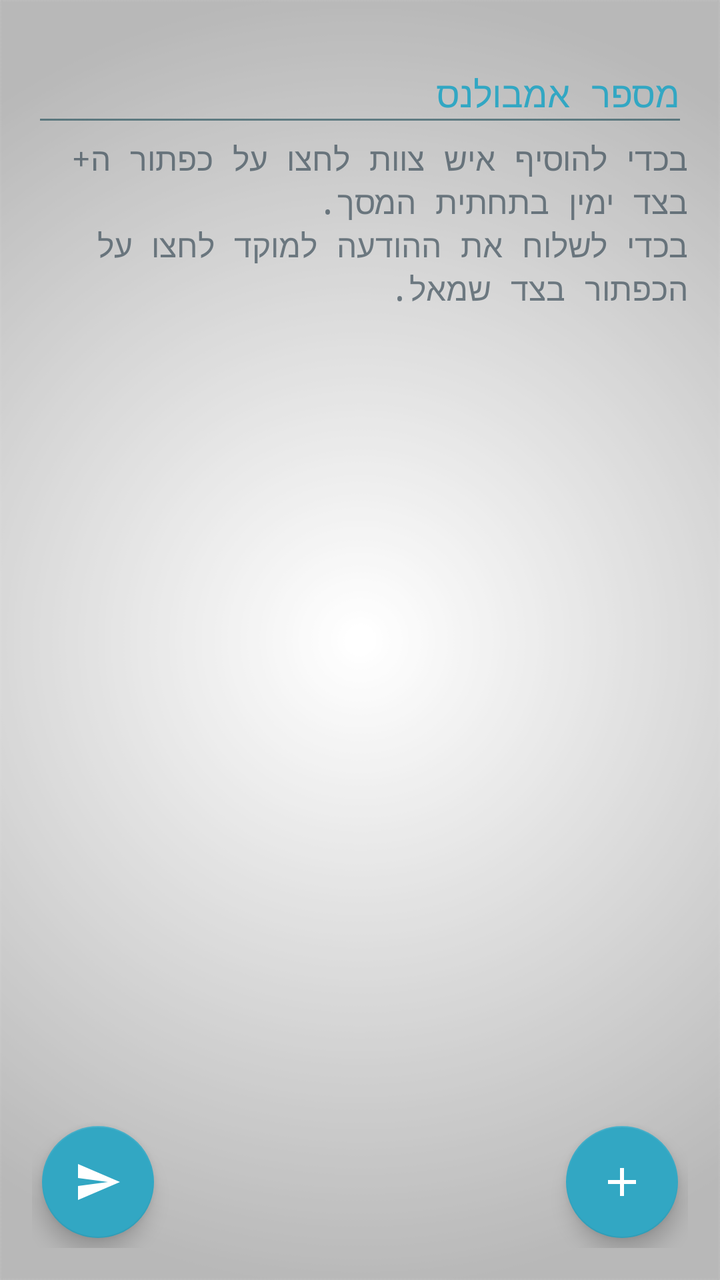
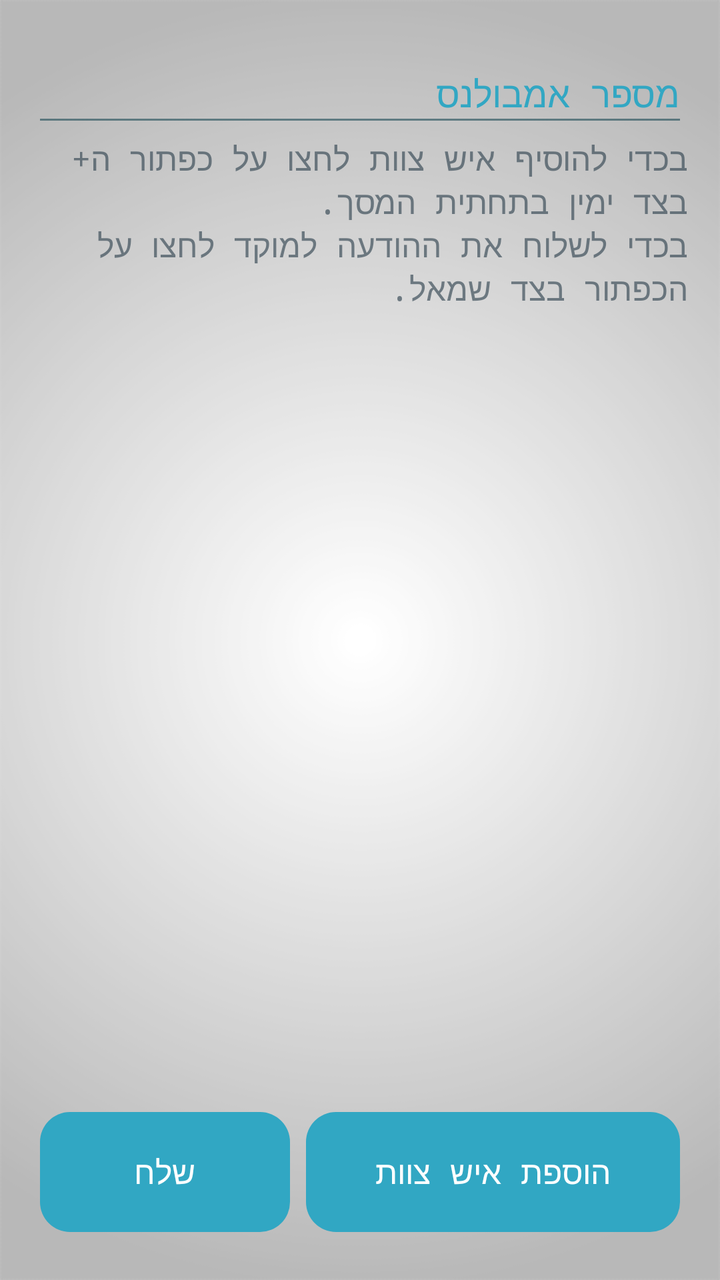

Screens rendered from an Android XML layout before and after an edit, with the pre-edit source and the edit as a unified diff.
<!-- AndroidManifest.xml: application theme AppTheme -->
<!-- res/layout/activity_main2.xml -->
<android.support.design.widget.CoordinatorLayout xmlns:android="http://schemas.android.com/apk/res/android"
    android:layout_width="match_parent"
    android:layout_height="match_parent"
    xmlns:android.support.design="http://schemas.android.com/tools"
    android:paddingLeft="16dp"
    android:paddingRight="16dp"
    android:paddingTop="16dp"
    android:paddingBottom="16dp"
    android:layoutDirection="ltr"
    xmlns:app="http://schemas.android.com/apk/res-auto">
    <RelativeLayout
        android:layout_width="match_parent"
        android:layout_height="wrap_content"
        android:layout_marginBottom="55dp">
    <android.support.design.widget.TextInputLayout
        android:layout_width="match_parent"
        android:layout_height="wrap_content"
        android:id="@+id/M2ambulance">

        <android.support.design.widget.TextInputEditText
            android:id="@+id/M2txt1E"
            android:layout_width="match_parent"
            android:layout_height="wrap_content"
            android:singleLine="true"
            android:gravity="start"
            android:maxLength="4"
            android:inputType="numberDecimal"
            android:hint="@string/ambN" />
    </android.support.design.widget.TextInputLayout>
        <TextView
            android:layout_width="wrap_content"
            android:layout_height="wrap_content"
            android:id="@+id/explain"
            android:textSize="16sp"
            android:layout_below="@+id/M2ambulance"
            android:textColor="@color/DarkGrey"
            android:text="@string/explain"/>
        <android.support.v7.widget.RecyclerView
            android:id="@+id/recycler_view"
            android:layout_width="match_parent"
            android:layout_height="wrap_content"
            android:layout_below="@+id/explain"
            android:clipToPadding="false"
            android:scrollbars="vertical" />
    </RelativeLayout>
    <android.support.design.widget.FloatingActionButton
        android:layout_width="wrap_content"
        android:layout_height="wrap_content"
        android:id="@+id/newMan"
        android:src="@drawable/ic_add"
        app:backgroundTint="@color/ColorAqua"
        android:layout_gravity="bottom|right"
        android:elevation="0dp"
        app:rippleColor="@color/ColorBlue"
        android:layout_marginRight="5dp"
        android:layout_marginBottom="5dp"/>
    <android.support.design.widget.FloatingActionButton
        android:layout_width="wrap_content"
        android:layout_height="wrap_content"
        android:id="@+id/M2btn1E"
        android:src="@drawable/ic_send"
        app:backgroundTint="@color/ColorAqua"
        app:rippleColor="@color/ColorBlue"
        android:layout_gravity="bottom|left"
        android:layout_marginLeft="5dp"
        android:layout_marginBottom="5dp"/>
</android.support.design.widget.CoordinatorLayout>
<!-- resources referenced by this layout -->
<resources>
  <color name="ColorAqua">#32a7c3</color>
  <color name="ColorBlue">#98194853</color>
  <color name="DarkGrey">#a5314451</color>
  <!-- drawable ic_add (drawable) -->
  <vector xmlns:android="http://schemas.android.com/apk/res/android"
          android:width="24dp"
          android:height="24dp"
          android:viewportWidth="24.0"
          android:viewportHeight="24.0">
      <path
          android:fillColor="#FFFF"
          android:pathData="M19,13h-6v6h-2v-6H5v-2h6V5h2v6h6v2z"/>
  </vector>
  <!-- drawable ic_send (drawable) -->
  <vector xmlns:android="http://schemas.android.com/apk/res/android"
          android:width="24dp"
          android:height="24dp"
          android:viewportWidth="24.0"
          android:viewportHeight="24.0">
      <path
          android:fillColor="#FFFFFFFF"
          android:pathData="M2.01,21L23,12 2.01,3 2,10l15,2 -15,2z" />
  </vector>
  <string name="ambN">מספר אמבולנס</string>
  <string name="explain">בכדי להוסיף איש צוות לחצו על כפתור ה+ בצד ימין בתחתית המסך.\nבכדי לשלוח את ההודעה למוקד לחצו על הכפתור בצד שמאל.</string>
  <style name="AppTheme" parent="Theme.AppCompat.Light">
          
          <item name="android:textColor">@color/Black</item>
          <item name="colorPrimary">@color/ColorPrimary</item>
          <item name="colorPrimaryDark">@color/ColorPrimaryDark</item>
          <item name="android:textColorHintInverse">@color/ColorBlue</item>
          <item name="actionBarTheme">@style/ThemeOverlay.AppCompat.Dark.ActionBar</item>
          <item name="buttonStyle">@style/FButton</item>
          <item name="android:buttonStyle">@style/FButton</item>
          <item name="colorAccent">@color/materialGrey300</item>
          
          <item name="android:actionMenuTextColor">@color/Black</item>
          <item name="android:itemBackground">@color/materialGrey300</item>
          <item name="android:textColorSecondary">@color/ColorRedDark</item>
          <item name="android:windowBackground">@drawable/ic_bgg</item>
          <item name="android:typeface">monospace</item>
  
          <item name="android:textColorHint">@color/ColorAqua</item>
          <item name="colorControlNormal">@color/ColorBlue</item>
          <item name="colorControlActivated">@color/ColorAqua</item>
          <item name="colorControlHighlight">@color/ColorAqua</item>
      </style>
  <color name="Black">#000000</color>
  <color name="ColorPrimary">#10133b</color>
  <color name="ColorPrimaryDark">#1a1d4b</color>
  <style name="FButton" parent="Theme.AppCompat.Light">
          <item name="colorControlHighlight">@color/ColorBlue</item>
          <item name="android:textColor">@color/ColorAqua</item>
          <item name="android:textSize">20sp</item>
      </style>
  <color name="materialGrey300">#ffe0e0e0</color>
  <color name="ColorRedDark">#6b0000</color>
  <!-- drawable ic_bgg: png bitmap (drawable, 33899 bytes) -->
</resources>

<!-- the commit's change to res/layout/activity_main2.xml (unified diff, before → after) -->
@@ -10,8 +10,7 @@
     xmlns:app="http://schemas.android.com/apk/res-auto">
     <RelativeLayout
         android:layout_width="match_parent"
-        android:layout_height="wrap_content"
-        android:layout_marginBottom="55dp">
+        android:layout_height="match_parent">
     <android.support.design.widget.TextInputLayout
         android:layout_width="match_parent"
         android:layout_height="wrap_content"
@@ -40,28 +39,48 @@
             android:layout_width="match_parent"
             android:layout_height="wrap_content"
             android:layout_below="@+id/explain"
+            android:layout_above="@+id/LinBtns"
+            android:layout_marginBottom="8dp"
             android:clipToPadding="false"
             android:scrollbars="vertical" />
+        <LinearLayout
+            android:layout_width="match_parent"
+            android:layout_height="wrap_content"
+            android:layout_alignParentBottom="true"
+            android:layoutDirection="rtl"
+            android:id="@+id/LinBtns">
+            <Button
+                android:id="@+id/newManNew"
+                android:layout_width="0dp"
+                android:layout_height="60dp"
+                android:layout_weight="0.6"
+                android:layout_marginStart="4dp"
+                android:layout_marginEnd="4dp"
+                android:paddingEnd="@dimen/activity_horizontal_margin"
+                android:paddingStart="@dimen/activity_horizontal_margin"
+                android:layout_marginBottom="8dp"
+                android:background="@drawable/btns_new"
+                android:gravity="center|center_horizontal|center_vertical"
+                android:text="@string/Nteam"
+                android:textColor="#FFF"
+                android:textSize="16sp" />
+            <Button
+                android:id="@+id/M2btn1ENew"
+                android:layout_width="0dp"
+                android:layout_height="60dp"
+                android:layout_weight="0.4"
+                android:layout_marginStart="4dp"
+                android:layout_marginEnd="4dp"
+                android:paddingEnd="@dimen/activity_horizontal_margin"
+                android:paddingStart="@dimen/activity_horizontal_margin"
+                android:layout_marginBottom="8dp"
+                android:background="@drawable/btns_new"
+                android:gravity="center|center_horizontal|center_vertical"
+                android:text="@string/succ"
+                android:textColor="#FFF"
+                android:textSize="16sp" />
+        </LinearLayout>
     </RelativeLayout>
-    <android.support.design.widget.FloatingActionButton
-        android:layout_width="wrap_content"
-        android:layout_height="wrap_content"
-        android:id="@+id/newMan"
-        android:src="@drawable/ic_add"
-        app:backgroundTint="@color/ColorAqua"
-        android:layout_gravity="bottom|right"
-        android:elevation="0dp"
-        app:rippleColor="@color/ColorBlue"
-        android:layout_marginRight="5dp"
-        android:layout_marginBottom="5dp"/>
-    <android.support.design.widget.FloatingActionButton
-        android:layout_width="wrap_content"
-        android:layout_height="wrap_content"
-        android:id="@+id/M2btn1E"
-        android:src="@drawable/ic_send"
-        app:backgroundTint="@color/ColorAqua"
-        app:rippleColor="@color/ColorBlue"
-        android:layout_gravity="bottom|left"
-        android:layout_marginLeft="5dp"
-        android:layout_marginBottom="5dp"/>
+
+
 </android.support.design.widget.CoordinatorLayout>
<!-- resource entries referenced after the edit -->
@@ -3,28 +3,26 @@
   <color name="ColorAqua">#32a7c3</color>
   <color name="ColorBlue">#98194853</color>
   <color name="DarkGrey">#a5314451</color>
-  <!-- drawable ic_add (drawable) -->
-  <vector xmlns:android="http://schemas.android.com/apk/res/android"
-          android:width="24dp"
-          android:height="24dp"
-          android:viewportWidth="24.0"
-          android:viewportHeight="24.0">
-      <path
-          android:fillColor="#FFFF"
-          android:pathData="M19,13h-6v6h-2v-6H5v-2h6V5h2v6h6v2z"/>
-  </vector>
-  <!-- drawable ic_send (drawable) -->
-  <vector xmlns:android="http://schemas.android.com/apk/res/android"
-          android:width="24dp"
-          android:height="24dp"
-          android:viewportWidth="24.0"
-          android:viewportHeight="24.0">
-      <path
-          android:fillColor="#FFFFFFFF"
-          android:pathData="M2.01,21L23,12 2.01,3 2,10l15,2 -15,2z" />
-  </vector>
+  <dimen name="activity_horizontal_margin">16dp</dimen>
+  <!-- drawable btns_new (drawable) -->
+  <?xml version="1.0" encoding="utf-8"?>
+  <shape xmlns:android="http://schemas.android.com/apk/res/android"
+      android:shape="rectangle">
+      <corners android:radius="15dp" />
+      <solid android:color="@color/ColorNice" />
+      <padding
+          android:right="0dp"
+          android:left="0dp"
+          android:bottom="0dp"
+          android:top="0dp" />
+      <stroke
+          android:width="0dp"
+          android:color="#1e869f" />
+  </shape>
+  <string name="Nteam">הוספת איש צוות</string>
   <string name="ambN">מספר אמבולנס</string>
   <string name="explain">בכדי להוסיף איש צוות לחצו על כפתור ה+ בצד ימין בתחתית המסך.\nבכדי לשלוח את ההודעה למוקד לחצו על הכפתור בצד שמאל.</string>
+  <string name="succ">שלח</string>
   <style name="AppTheme" parent="Theme.AppCompat.Light">
           
           <item name="android:textColor">@color/Black</item>
@@ -47,6 +45,7 @@
           <item name="colorControlActivated">@color/ColorAqua</item>
           <item name="colorControlHighlight">@color/ColorAqua</item>
       </style>
+  <color name="ColorNice">#31a7c3</color>
   <color name="Black">#000000</color>
   <color name="ColorPrimary">#10133b</color>
   <color name="ColorPrimaryDark">#1a1d4b</color>
